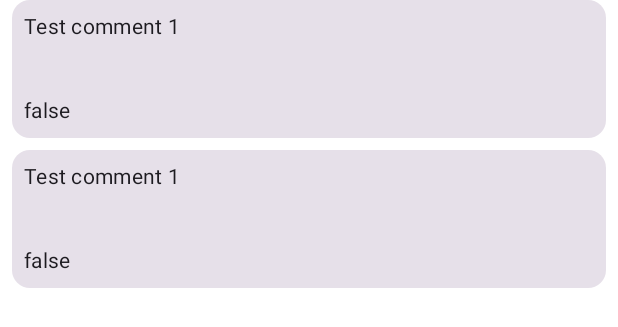
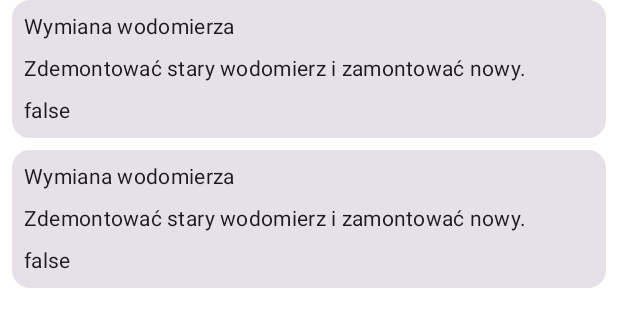
Before and after one commit to Opal21/EnergoService, an Android app built with Jetpack Compose: the @Preview function ProtocolListScreenContentPreview, on a phone screen of 412 x 824 dp. Shown: the top 327 px of the screen. Run offline under Robolectric (Android 15) with nearby library versions, the phone set to English and light mode, and no system bars; our stand-ins replace Firebase (no records; nobody signed in at launch, a user with empty details on screens opened directly).

Commit message:
Add protocols fields in preview

```diff
--- a/app/src/main/java/pl/energosystem/energoservice/ui/protocollist/ProtocolListScreen.kt
+++ b/app/src/main/java/pl/energosystem/energoservice/ui/protocollist/ProtocolListScreen.kt
@@ -105,16 +105,22 @@ fun ProtocolListScreenContentPreview() {
     ProtocolListScreenContent(
         protocols = listOf(
             Protocol(
-                title = "Test comment 1",
+                title = "Wymiana wodomierza",
                 creationDate = "19.10.2023",
+                description = "Zdemontować stary wodomierz i zamontować nowy.",
+                comments = "Lokator nie był obecny",
                 address = "Testowa 13a 44-200 Rybnik",
-                phoneNumber = "664254824",
+                locatorsPhoneNumber = "664254824",
+                locatorsName = "Jan Kowalski"
             ),
             Protocol(
-                title = "Test comment 1",
+                title = "Wymiana wodomierza",
                 creationDate = "19.10.2023",
+                description = "Zdemontować stary wodomierz i zamontować nowy.",
+                comments = "Lokator nie był obecny",
                 address = "Testowa 13a 44-200 Rybnik",
-                phoneNumber = "664254824",
+                locatorsPhoneNumber = "664254824",
+                locatorsName = "Jan Kowalski"
             )
         ),
         onProtocolClick = {  }
```
